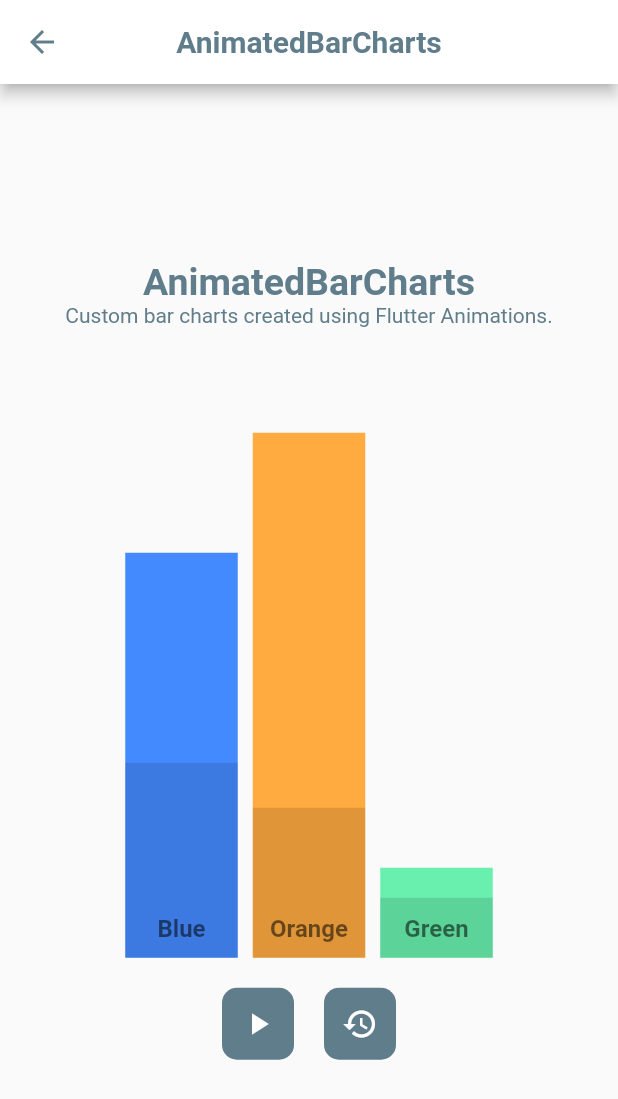
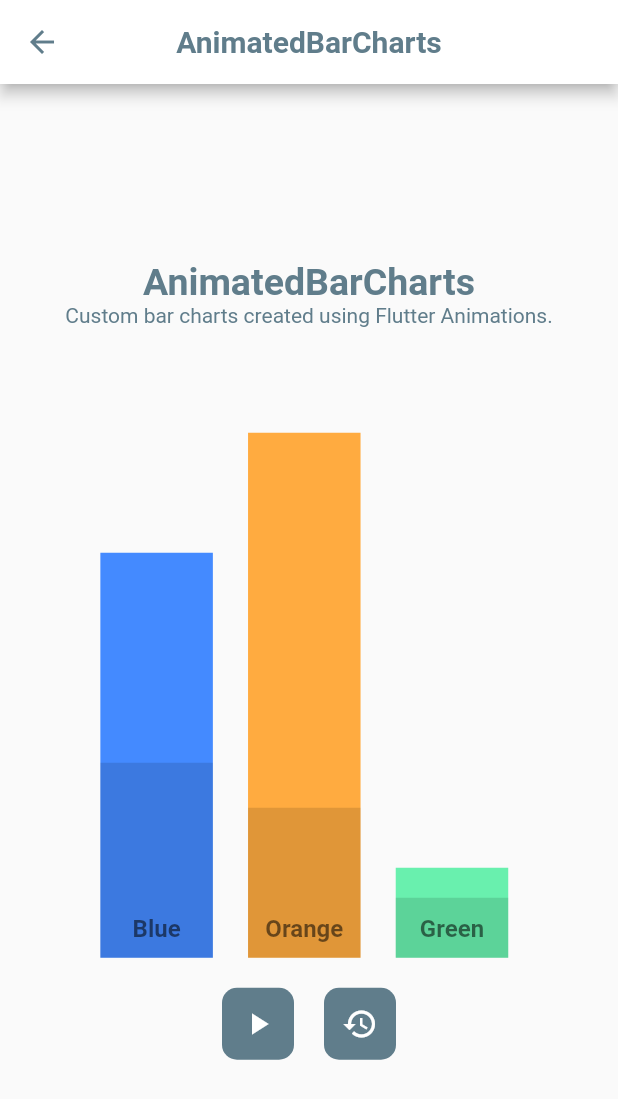
Before and after one commit to joshuadeguzman/flutter-implicitly-animated-widgets-demo, a Flutter app: the AnimatedBarChartsScreen screen opened directly, after a tap on the "play arrow" icon, on a phone screen of 412 x 824 dp. Shown: the top 1099 px of the screen. Run offline on Flutter 3.47's test engine with Material 2 defaults, Android fonts, the phone set to English and light mode, and no system bars.

Commit message:
Add animated positioned

```diff
--- a/lib/screens/animated_bar_charts.dart
+++ b/lib/screens/animated_bar_charts.dart
@@ -28,6 +28,9 @@ class AnimatedBarChartsScreenState extends State<AnimatedBarChartsScreen> {
   double _barChart1PaddingTop = 60;
   double _barChart2PaddingTop = 20;
   double _barChart3PaddingTop = 240;
+  double _barChart1Position = 0;
+  double _barChart2Position = 75;
+  double _barChart3Position = 150;
   TextStyle _barChartLabel = TextStyle(color: Colors.black54, fontSize: 10);
 
   @override
@@ -84,6 +87,10 @@ class AnimatedBarChartsScreenState extends State<AnimatedBarChartsScreen> {
                         _barChart2PaddingTop = 250;
                         _barChart3PaddingTop = 20;
 
+                        _barChart1Position = 50;
+                        _barChart2Position = 150;
+                        _barChart3Position = 250;
+
                         _isLoadingBarChart = false;
                       });
                     });
@@ -112,6 +119,10 @@ class AnimatedBarChartsScreenState extends State<AnimatedBarChartsScreen> {
                             fontSize: 10,
                             fontWeight: FontWeight.normal);
 
+                        _barChart1Position = 0;
+                        _barChart2Position = 75;
+                        _barChart3Position = 150;
+
                         _isLoadingBarChart = false;
                       });
                     });
@@ -137,11 +148,15 @@ class AnimatedBarChartsScreenState extends State<AnimatedBarChartsScreen> {
   Widget _buildBarCharts() {
     return Container(
       height: 400,
-      child: Row(
-        crossAxisAlignment: CrossAxisAlignment.end,
-        mainAxisAlignment: MainAxisAlignment.center,
+      width: double.infinity,
+      child: Stack(
         children: <Widget>[
-          AnimatedContainer(
+          AnimatedPositioned(
+            curve: Curves.fastOutSlowIn,
+            duration: Duration(milliseconds: 1000),
+            left: _barChart1Position,
+            bottom: 0,
+            child: AnimatedContainer(
               duration: Duration(milliseconds: 500),
               height: _barChart1Height,
               width: 75,
@@ -166,8 +181,13 @@ class AnimatedBarChartsScreenState extends State<AnimatedBarChartsScreen> {
                 ),
               ),
             ),
-          Padding(padding: EdgeInsets.only(right: 10)),
-          AnimatedContainer(
+          ),
+          AnimatedPositioned(
+            curve: Curves.fastOutSlowIn,
+            duration: Duration(milliseconds: 1000),
+            left: _barChart2Position,
+            bottom: 0,
+            child: AnimatedContainer(
               duration: Duration(milliseconds: 500),
               height: _barChart2Height,
               width: 75,
@@ -192,8 +212,13 @@ class AnimatedBarChartsScreenState extends State<AnimatedBarChartsScreen> {
                 ),
               ),
             ),
-          Padding(padding: EdgeInsets.only(right: 10)),
-          AnimatedContainer(
+          ),
+          AnimatedPositioned(
+            curve: Curves.fastOutSlowIn,
+            duration: Duration(milliseconds: 1000),
+            left: _barChart3Position,
+            bottom: 0,
+            child: AnimatedContainer(
               duration: Duration(milliseconds: 500),
               height: _barChart3Height,
               width: 75,
@@ -218,6 +243,7 @@ class AnimatedBarChartsScreenState extends State<AnimatedBarChartsScreen> {
                 ),
               ),
             ),
+          ),
         ],
       ),
     );
--- a/lib/screens/animated_positioned.dart
+++ b/lib/screens/animated_positioned.dart
@@ -61,6 +61,7 @@ class AnimatedPositionedScreenState extends State<AnimatedPositionedScreen> {
                         child: Stack(
                           children: <Widget>[
                             AnimatedPositioned(
+                              curve: Curves.fastLinearToSlowEaseIn,
                               duration: _animationDuration,
                               child: Container(
                                 color: Colors.orangeAccent,
```
Lines whose indentation alone changed are shown as unchanged.
